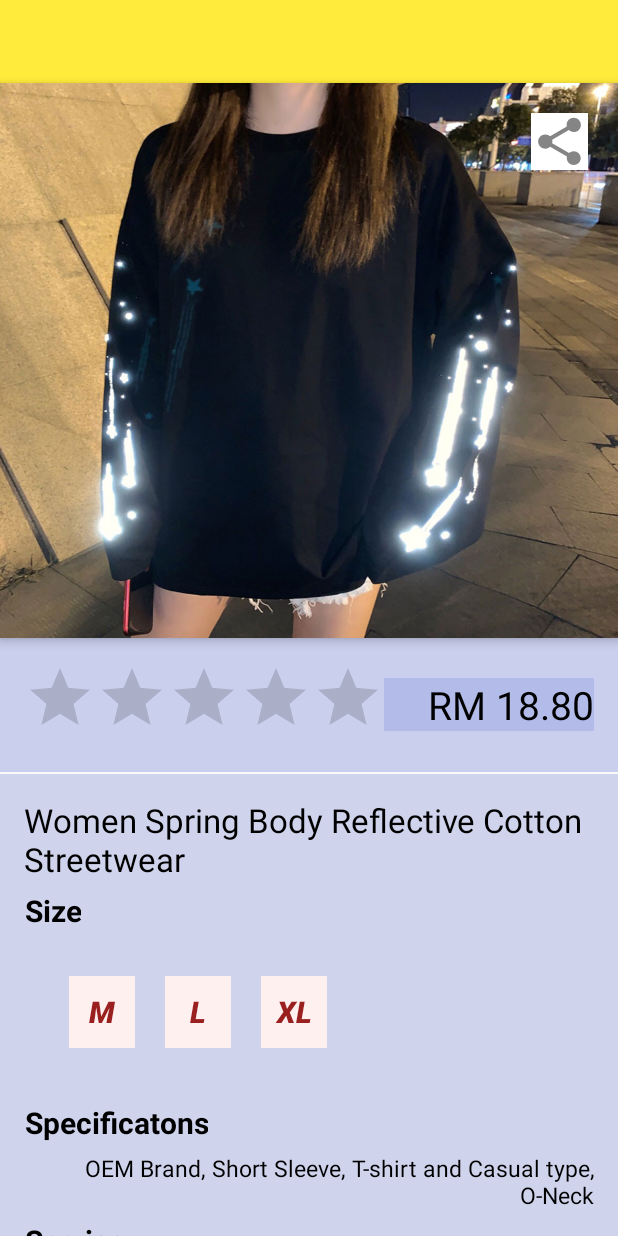
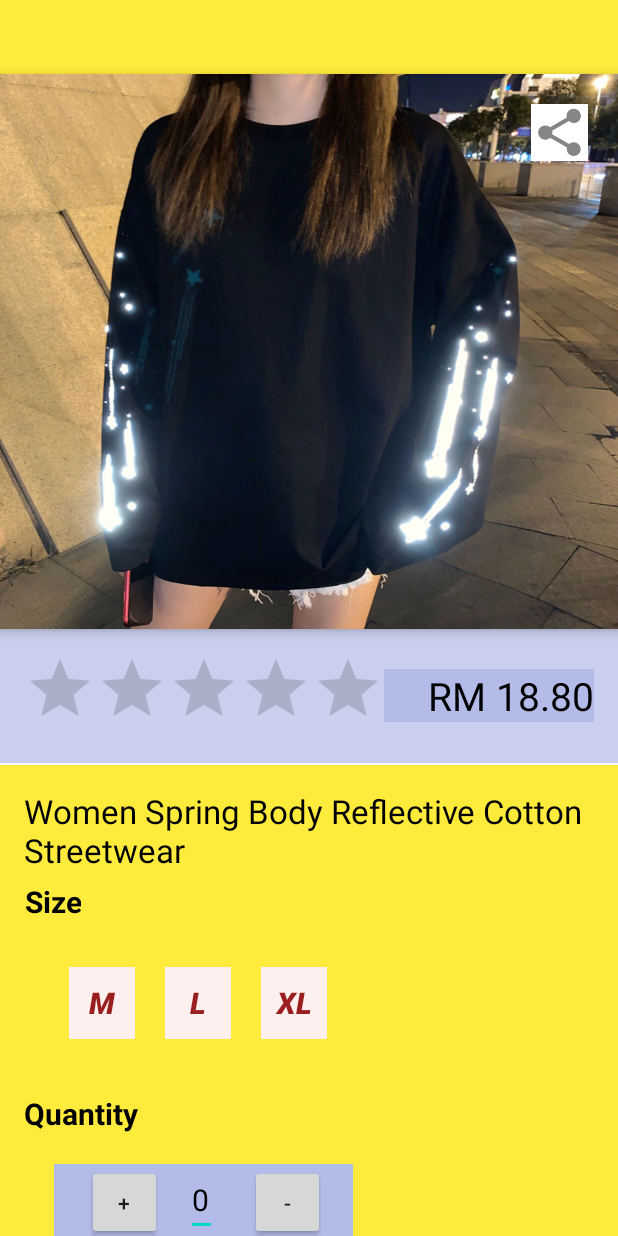
Before and after one commit to TangYikChin/Assignment_TSR_YWH_NKH_TYC_WRK, an Android app: the layout clothed3.xml on its own in the app's theme, with its tools: preview values and no code run, on a phone screen of 412 x 824 dp. Run offline under Robolectric (Android 15) with nearby library versions, the phone set to English and light mode, and no system bars.

Commit message:
commit by nkh

```diff
--- a/app/src/main/res/layout/clothed3.xml
+++ b/app/src/main/res/layout/clothed3.xml
@@ -86,7 +86,7 @@
                 android:layout_height="wrap_content"
                 android:layout_below="@+id/rating"
                 android:layout_marginTop="1dp"
-                android:background="#CFD4EC"
+                android:background="#FFEB3B"
                 android:orientation="vertical"
                 android:padding="16dp">
 
@@ -192,6 +192,56 @@
                     android:layout_width="wrap_content"
                     android:layout_height="wrap_content"
                     android:layout_marginTop="6dp"
+                    android:gravity="end"
+                    android:text="@string/quantity_header"
+                    android:textColor="@color/common_google_signin_btn_text_dark_focused"
+                    android:textColorHighlight="@color/common_google_signin_btn_text_dark_focused"
+                    android:textSize="20sp"
+                    android:textStyle="bold" />
+
+                <LinearLayout
+                    android:id="@+id/qut1"
+                    android:layout_width="199dp"
+                    android:layout_height="wrap_content"
+                    android:layout_gravity="start"
+                    android:layout_margin="20dp"
+                    android:background="#B3BBE8"
+                    android:orientation="horizontal">
+
+                    <Button
+                        android:id="@+id/plus"
+                        android:layout_width="50dp"
+                        android:layout_height="50dp"
+                        android:layout_marginStart="22dp"
+                        android:padding="2dp"
+                        android:text="@string/plus_icon" />
+
+                    <EditText
+                        android:id="@+id/sizeno"
+                        android:layout_width="wrap_content"
+                        android:layout_height="wrap_content"
+                        android:layout_marginStart="16dp"
+                        android:hint="@string/zero"
+                        android:inputType="number"
+                        android:maxLength="1"
+                        android:text="@string/zero"
+                        android:textColor="#000000"
+                        android:textSize="20sp" />
+
+                    <Button
+                        android:id="@+id/minus"
+                        android:layout_width="50dp"
+                        android:layout_height="50dp"
+                        android:layout_marginStart="22dp"
+                        android:padding="2dp"
+                        android:text="@string/minus_icon" />
+
+                </LinearLayout>
+
+                <TextView
+                    android:layout_width="wrap_content"
+                    android:layout_height="wrap_content"
+                    android:layout_marginTop="6dp"
                     android:gravity="right"
                     android:text="Specificatons"
                     android:textColor="@color/common_google_signin_btn_text_dark_focused"
@@ -255,16 +305,17 @@
                 <Button
                     android:id="@+id/add_to_cart_button"
                     android:layout_width="match_parent"
-                    android:layout_height="wrap_content"
+                    android:layout_height="50dp"
                     android:layout_gravity="center"
                     android:layout_weight="1"
-                    android:background="#F7FF00"
+                    android:background="@android:color/holo_orange_light"
                     android:shadowColor="#FFFFFF"
-                    android:text="ADD TO CHART"
+                    android:text="@string/add_to_chart"
                     android:textColor="#B36908"
                     android:textColorHighlight="#00FFFFFF"
                     android:textColorHint="#FFFFFF"
-                    android:textColorLink="#FFFFFF" />
+                    android:textColorLink="#FFFFFF"
+                    android:textSize="20sp" />
             </LinearLayout>
 
 
```
Also changed, not shown: app/src/main/res/layout/clothed1.xml (+20 -18 lines), app/src/main/res/layout/clothed2.xml (+20 -18 lines), app/src/main/res/layout/handsanitizer.xml (+21 -17 lines), app/src/main/res/layout/mask.xml (+20 -18 lines), app/src/main/res/layout/vitamin.xml (+26 -15 lines).
